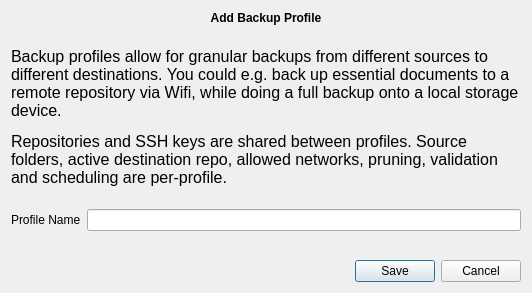
Old version of the form src/vorta/assets/UI/profileadd.ui in the repository borgbase/vorta.
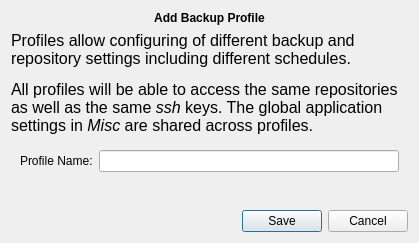
New version of the form.

```diff
--- a/src/vorta/assets/UI/profileadd.ui
+++ b/src/vorta/assets/UI/profileadd.ui
@@ -2,21 +2,16 @@
 <ui version="4.0">
  <class>Dialog</class>
  <widget class="QDialog" name="Dialog">
-  <property name="geometry">
-   <rect>
-    <x>0</x>
-    <y>0</y>
-    <width>532</width>
-    <height>293</height>
-   </rect>
-  </property>
   <property name="sizePolicy">
-   <sizepolicy hsizetype="Preferred" vsizetype="Minimum">
+   <sizepolicy hsizetype="Preferred" vsizetype="Preferred">
     <horstretch>0</horstretch>
     <verstretch>0</verstretch>
    </sizepolicy>
   </property>
   <layout class="QVBoxLayout" name="verticalLayout">
+   <property name="spacing">
+    <number>6</number>
+   </property>
    <item>
     <widget class="QLabel" name="modalTitle">
      <property name="sizePolicy">
@@ -27,7 +22,6 @@
      </property>
      <property name="font">
       <font>
-       <weight>75</weight>
        <bold>true</bold>
       </font>
      </property>
@@ -53,7 +47,13 @@
       </font>
      </property>
      <property name="text">
-      <string>&lt;html&gt;&lt;head/&gt;&lt;body&gt;&lt;p&gt;Backup profiles allow for granular backups from different sources to different destinations. You could e.g. back up essential documents to a remote repository via Wifi, while doing a full backup onto a local storage device.&lt;/p&gt;&lt;p&gt;Repositories and SSH keys are shared between profiles. Source folders, active destination repo, allowed networks, pruning, validation and scheduling are per-profile.&lt;/p&gt;&lt;/body&gt;&lt;/html&gt;</string>
+      <string>&lt;html&gt;&lt;head/&gt;&lt;body&gt;
+&lt;p&gt;Profiles allow configuring of different backup and repository settings including different schedules.&lt;/p&gt;
+&lt;p&gt;All profiles will be able to access the same repositories as well as the same &lt;span style=&quot; font-style:italic;&quot;&gt;ssh&lt;/span&gt; keys. The global application settings in &lt;span style=&quot; font-style:italic;&quot;&gt;Misc&lt;/span&gt; are shared across profiles.&lt;/p&gt;
+&lt;/body&gt;&lt;/html&gt;</string>
+     </property>
+     <property name="alignment">
+      <set>Qt::AlignLeading|Qt::AlignLeft|Qt::AlignTop</set>
      </property>
      <property name="wordWrap">
       <bool>true</bool>
@@ -61,14 +61,31 @@
     </widget>
    </item>
    <item>
-    <layout class="QFormLayout" name="formLayout">
-     <property name="fieldGrowthPolicy">
-      <enum>QFormLayout::AllNonFixedFieldsGrow</enum>
+    <widget class="QFrame" name="frame">
+     <property name="sizePolicy">
+      <sizepolicy hsizetype="Preferred" vsizetype="Preferred">
+       <horstretch>0</horstretch>
+       <verstretch>0</verstretch>
+      </sizepolicy>
      </property>
-     <property name="labelAlignment">
-      <set>Qt::AlignRight|Qt::AlignTop|Qt::AlignTrailing</set>
+     <property name="frameShape">
+      <enum>QFrame::NoFrame</enum>
      </property>
-     <item row="0" column="1">
+     <property name="frameShadow">
+      <enum>QFrame::Plain</enum>
+     </property>
+     <layout class="QFormLayout" name="formLayout_2">
+      <item row="1" column="0">
+       <widget class="QLabel" name="label_3">
+        <property name="text">
+         <string>Profile Name:</string>
+        </property>
+        <property name="buddy">
+         <cstring>profileNameField</cstring>
+        </property>
+       </widget>
+      </item>
+      <item row="1" column="1">
       <widget class="QLineEdit" name="profileNameField">
        <property name="sizePolicy">
         <sizepolicy hsizetype="Expanding" vsizetype="Fixed">
@@ -76,21 +93,18 @@
          <verstretch>0</verstretch>
         </sizepolicy>
        </property>
-      </widget>
-     </item>
-     <item row="0" column="0">
-      <widget class="QLabel" name="label_3">
-       <property name="text">
-        <string>Profile Name</string>
+        <property name="minimumSize">
+         <size>
+          <width>300</width>
+          <height>0</height>
+         </size>
        </property>
       </widget>
      </item>
-    </layout>
-   </item>
-   <item>
+      <item row="2" column="1">
     <widget class="QLabel" name="errorText">
      <property name="sizePolicy">
-      <sizepolicy hsizetype="Preferred" vsizetype="Fixed">
+         <sizepolicy hsizetype="Expanding" vsizetype="Preferred">
        <horstretch>0</horstretch>
        <verstretch>0</verstretch>
       </sizepolicy>
@@ -100,9 +114,9 @@
        <pointsize>11</pointsize>
       </font>
      </property>
-     <property name="text">
-      <string/>
-     </property>
+       </widget>
+      </item>
+     </layout>
     </widget>
    </item>
    <item>
```
Left out of the diff: 11 changed lines with no effect on the pictures. Lines whose indentation alone changed are shown as unchanged.
